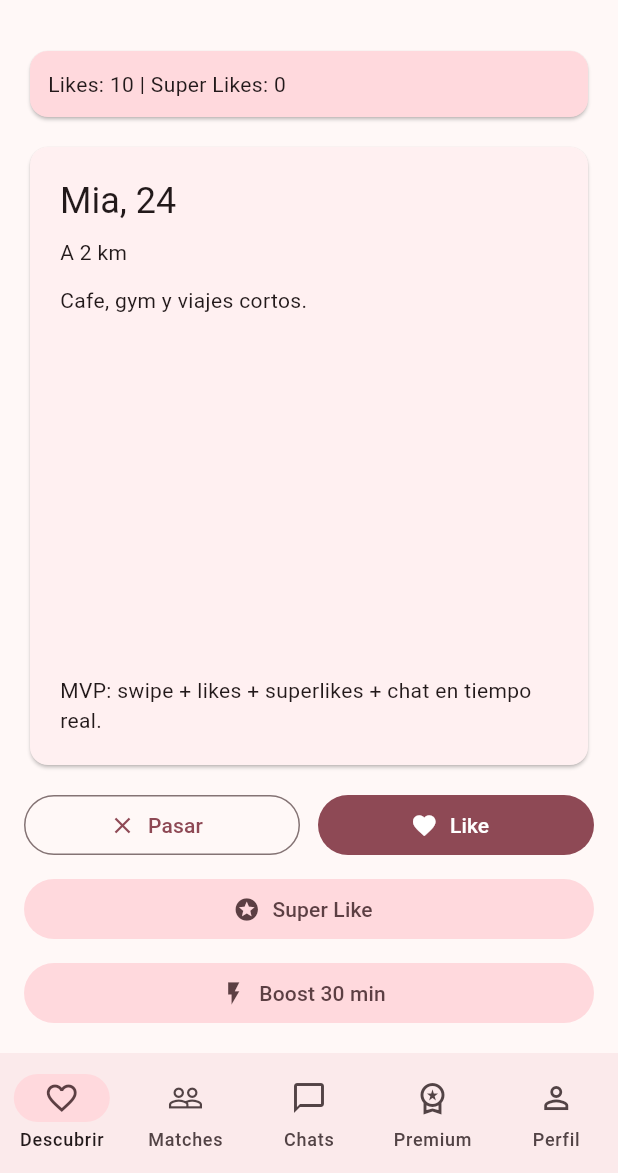
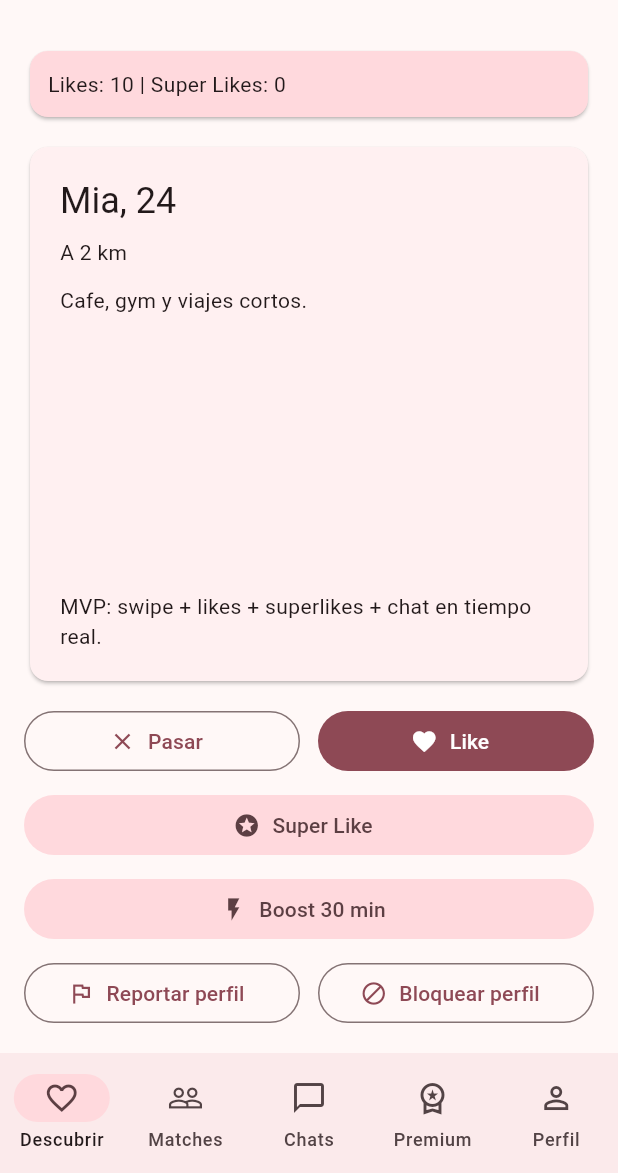
Before and after one commit to Lisandro1313/Finder, a Flutter app: the screen it shows once a user with an empty profile is signed in, on a phone screen of 412 x 824 dp, the part 63-1236 px from its top. Run offline on Flutter 3.47's test engine with Material 2 defaults, Android fonts, the phone set to English and light mode, and no system bars; our stand-ins replace cloud_firestore, firebase_auth, firebase_core, firebase_messaging, google_sign_in, in_app_purchase; accounts and stored records are empty.

Commit message:
feat: add quick report and block actions directly in discover flow

```diff
--- a/lib/features/discover/discover_tab.dart
+++ b/lib/features/discover/discover_tab.dart
@@ -13,6 +13,8 @@ class DiscoverTab extends StatelessWidget {
     required this.onLike,
     required this.onSuperLike,
     required this.onBoostTap,
+    required this.onReportProfile,
+    required this.onBlockProfile,
   });
 
   final List<FinderProfile> profiles;
@@ -23,6 +25,8 @@ class DiscoverTab extends StatelessWidget {
   final VoidCallback? onLike;
   final VoidCallback onSuperLike;
   final VoidCallback onBoostTap;
+  final VoidCallback onReportProfile;
+  final VoidCallback onBlockProfile;
 
   @override
   Widget build(BuildContext context) {
@@ -100,6 +104,26 @@ class DiscoverTab extends StatelessWidget {
             icon: const Icon(Icons.flash_on),
             label: const Text('Boost 30 min'),
           ),
+          const SizedBox(height: 8),
+          Row(
+            children: [
+              Expanded(
+                child: OutlinedButton.icon(
+                  onPressed: onReportProfile,
+                  icon: const Icon(Icons.flag_outlined),
+                  label: const Text('Reportar perfil'),
+                ),
+              ),
+              const SizedBox(width: 12),
+              Expanded(
+                child: OutlinedButton.icon(
+                  onPressed: onBlockProfile,
+                  icon: const Icon(Icons.block),
+                  label: const Text('Bloquear perfil'),
+                ),
+              ),
+            ],
+          ),
         ],
       ),
     );
```
Also changed, not shown: lib/app/finder_home.dart (+30 -0 lines).
